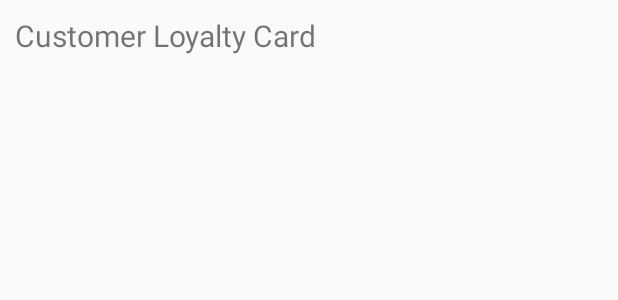
After one commit to nexturninc/Aloopy-Merchant, an Android app: the layout loyalty_customer_details.xml on its own in the app's theme, with its tools: preview values and no code run, on a phone screen of 412 x 824 dp. The commit adds this screen. Shown: the top 300 px of the screen. Run offline under Robolectric (Android 15) with nearby library versions, the phone set to English and light mode, and no system bars.

Commit message:
Merchant Loyalty - Customer details

```diff
--- /dev/null
+++ b/AloopyMerchantApp/app/src/main/res/layout/loyalty_customer_details.xml
@@ -0,0 +1,32 @@
+<?xml version="1.0" encoding="utf-8"?>
+<ScrollView xmlns:android="http://schemas.android.com/apk/res/android"
+    android:orientation="vertical" android:layout_width="match_parent"
+    android:layout_height="match_parent"
+    android:layout_margin="10dp">
+
+    <LinearLayout
+        android:layout_width="fill_parent"
+        android:layout_height="fill_parent"
+        android:orientation="vertical">
+
+        <TextView
+            android:layout_width="fill_parent"
+            android:layout_height="wrap_content"
+            android:textSize="20dp"
+            android:text="@string/lblCustomerLoyaltyCard"/>
+
+        <LinearLayout
+            android:layout_width="fill_parent"
+            android:layout_height="wrap_content"
+            android:orientation="vertical"
+            android:id="@+id/dvLoyaltyListBody">
+
+        </LinearLayout>
+
+        <ProgressBar android:id="@+id/login_progress" style="?android:attr/progressBarStyleLarge"
+            android:layout_width="wrap_content" android:layout_height="wrap_content"
+            android:layout_marginBottom="8dp" android:visibility="gone" />
+
+    </LinearLayout>
+
+</ScrollView>
--- a/AloopyMerchantApp/app/src/main/res/layout/loyalty_list.xml
+++ b/AloopyMerchantApp/app/src/main/res/layout/loyalty_list.xml
@@ -39,6 +39,12 @@
         android:layout_marginTop="5dp"
         android:id="@+id/dvLoyaltyListBody">
 
+        <Button
+            android:layout_width="fill_parent"
+            android:layout_height="wrap_content"
+            android:id="@+id/btnScanCustomerLoyalty"
+            android:text="Scan Customer Loyalty Card"/>
+
         <GridView xmlns:android="http://schemas.android.com/apk/res/android"
             android:id="@+id/gvLoyaltyList"
             android:layout_width="match_parent"
--- a/AloopyMerchantApp/app/src/main/res/values/strings.xml
+++ b/AloopyMerchantApp/app/src/main/res/values/strings.xml
@@ -38,6 +38,7 @@
     <string name="lblGiveCustomerLoyaltyInstructions">Click on the button below to scan a Customer\s QR Code and give them a Loyalty Card.</string>
     <string name="btnSaveCustomerLoyalty">Give Customer Loyalty Card</string>
     <string name="lblLoyaltyProgramDetails">Loyalty Program Details</string>
+    <string name="lblCustomerLoyaltyCard">Customer Loyalty Card</string>
 
 
 </resources>
```
Also changed, not shown: AloopyMerchantApp/app/src/main/AndroidManifest.xml (+4 -15 lines), AloopyMerchantApp/app/src/main/java/com/merchant/aloopy/aloopymerchantapp/LoyaltyCustomerDetails.java (added, +224 -0 lines), AloopyMerchantApp/app/src/main/java/com/merchant/aloopy/aloopymerchantapp/LoyaltyDetails.java (+17 -54 lines), AloopyMerchantApp/app/src/main/java/com/merchant/aloopy/aloopymerchantapp/LoyaltyList.java (+14 -1 lines), AloopyMerchantApp/app/src/main/res/layout/loyalty_details.xml (+7 -1 lines).
